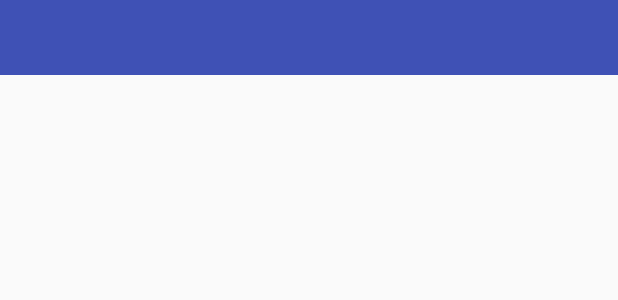
After one commit to Andre-VGoncalves/Nerd-Quiz, an Android app: the layout toolbar.xml on its own in the app's theme, with its tools: preview values and no code run, on a phone screen of 412 x 824 dp. The commit adds this screen. Shown: the top 300 px of the screen. Run offline under Robolectric (Android 15) with nearby library versions, the phone set to English and light mode, and no system bars.

Commit message:
create toolbar

```diff
--- a/app/build.gradle
+++ b/app/build.gradle
@@ -23,6 +23,7 @@ dependencies {
     implementation fileTree(dir: 'libs', include: ['*.jar'])
     implementation 'com.android.support.constraint:constraint-layout:1.1.2'
     implementation 'com.google.firebase:firebase-core:16.0.1'
+    implementation 'com.android.support:appcompat-v7:27.1.1'
     testImplementation 'junit:junit:4.12'
     androidTestImplementation 'com.android.support.test:runner:1.0.2'
     androidTestImplementation 'com.android.support.test.espresso:espresso-core:3.0.2'
--- a/app/src/main/res/layout/activity_main.xml
+++ b/app/src/main/res/layout/activity_main.xml
@@ -5,6 +5,10 @@
     android:layout_width="match_parent"
     android:layout_height="match_parent"
     tools:context=".MainActivity">
+
+    <include layout="@layout/toolbar"
+        android:id="@+id/tb_main">
+    </include>
 
     <TextView
         android:layout_width="wrap_content"
--- /dev/null
+++ b/app/src/main/res/layout/toolbar.xml
@@ -0,0 +1,8 @@
+<?xml version="1.0" encoding="utf-8"?>
+<android.support.v7.widget.Toolbar xmlns:android="http://schemas.android.com/apk/res/android"
+    android:layout_width="match_parent"
+    android:layout_height="@dimen/default_50_dp"
+    xmlns:app="http://schemas.android.com/apk/res-auto"
+    android:id="@+id/toolbar_principal"
+    android:background="@color/colorPrimary"
+    app:popupTheme="@style/Widget.AppCompat.Light.ActionBar" />
--- /dev/null
+++ b/app/src/main/res/values/dimens.xml
@@ -0,0 +1,4 @@
+<?xml version="1.0" encoding="utf-8"?>
+<resources>
+    <dimen name="default_50_dp">50dp</dimen>
+</resources>
--- a/app/src/main/res/values/styles.xml
+++ b/app/src/main/res/values/styles.xml
@@ -1,7 +1,7 @@
 <resources>
 
     <!-- Base application theme. -->
-    <style name="AppTheme" parent="android:Theme.Material.Light.DarkActionBar">
+    <style name="AppTheme" parent="android:Theme.Material.Light.NoActionBar">
         <!-- Customize your theme here. -->
     </style>
 
```
